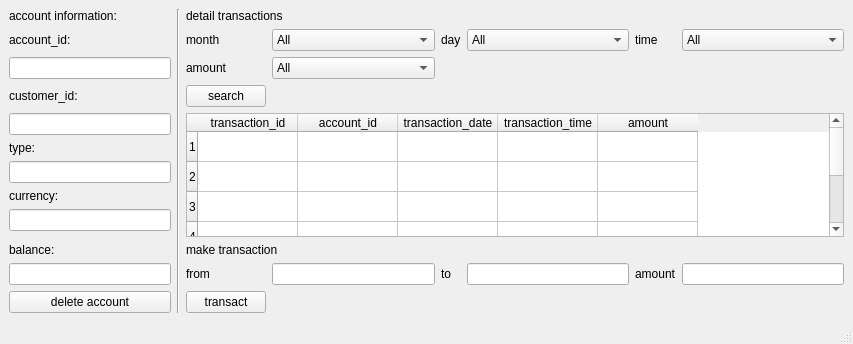
This is main_GUI/account_Info.ui in zwderek/iKYC-Project as Qt 5 draws it before an edit. The edited form follows.
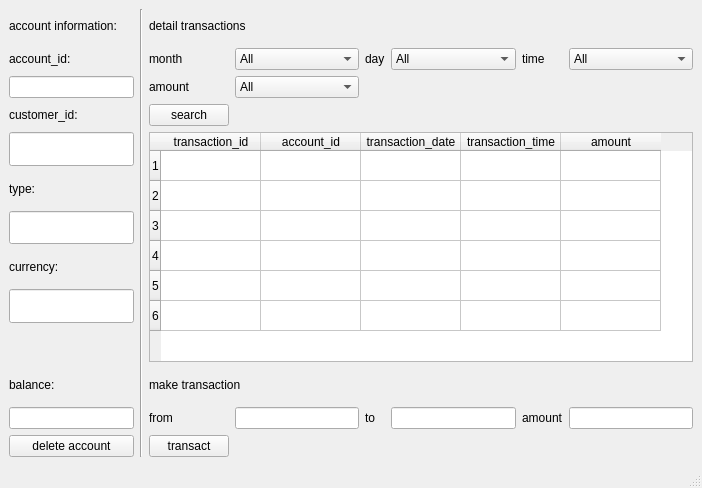
This is the edited form.

The edit to the form file:
```diff
--- a/main_GUI/account_Info.ui
+++ b/main_GUI/account_Info.ui
@@ -6,8 +6,8 @@
    <rect>
     <x>0</x>
     <y>0</y>
-    <width>853</width>
-    <height>342</height>
+    <width>702</width>
+    <height>488</height>
    </rect>
   </property>
   <property name="windowTitle">
@@ -608,6 +608,13 @@
       </property>
      </widget>
     </item>
+    <item row="12" column="3">
+     <widget class="QLabel" name="label_16">
+      <property name="text">
+       <string/>
+      </property>
+     </widget>
+    </item>
    </layout>
   </widget>
   <widget class="QMenuBar" name="menubar">
```
Left out of the diff: 2 changed lines with no effect on the pictures.
